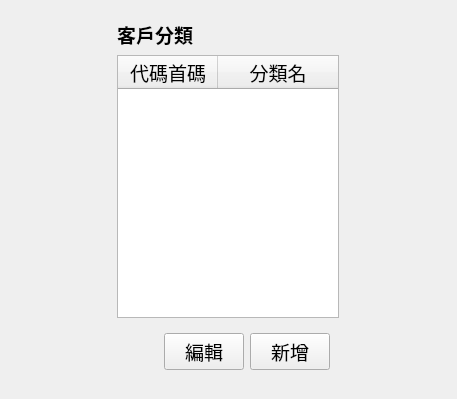
First picture: the form in src/AdbClient/StageManagerSetting/LayerCustomerSetting.ui, repository roger0816/Adb, before the edit.
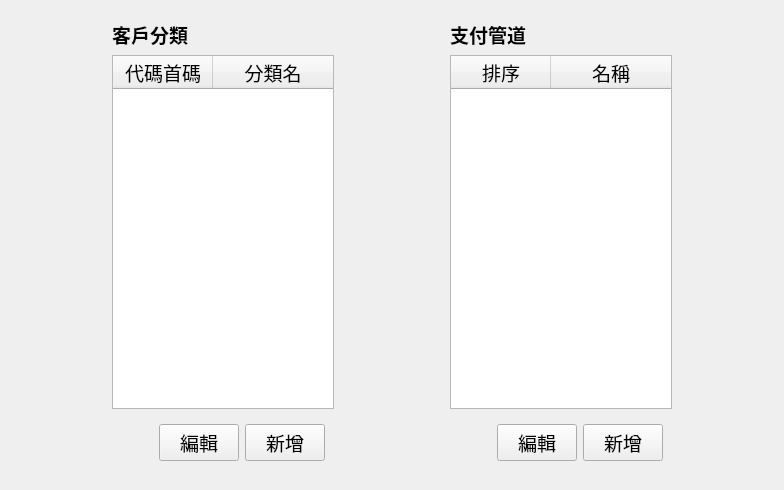
Second picture: the form after the edit.

Diff of the .ui file:
```diff
--- a/src/AdbClient/StageManagerSetting/LayerCustomerSetting.ui
+++ b/src/AdbClient/StageManagerSetting/LayerCustomerSetting.ui
@@ -6,8 +6,8 @@
    <rect>
     <x>0</x>
     <y>0</y>
-    <width>457</width>
-    <height>399</height>
+    <width>784</width>
+    <height>490</height>
    </rect>
   </property>
   <property name="windowTitle">
@@ -109,6 +109,101 @@
      </layout>
     </widget>
    </item>
+   <item row="0" column="1">
+    <widget class="QWidget" name="widget_3" native="true">
+     <property name="minimumSize">
+      <size>
+       <width>240</width>
+       <height>0</height>
+      </size>
+     </property>
+     <property name="maximumSize">
+      <size>
+       <width>240</width>
+       <height>16777215</height>
+      </size>
+     </property>
+     <property name="font">
+      <font>
+       <pointsize>14</pointsize>
+      </font>
+     </property>
+     <layout class="QGridLayout" name="gridLayout_4">
+      <item row="2" column="0">
+       <widget class="QWidget" name="widget_4" native="true">
+        <layout class="QHBoxLayout" name="horizontalLayout_2">
+         <item>
+          <spacer name="horizontalSpacer_2">
+           <property name="orientation">
+            <enum>Qt::Horizontal</enum>
+           </property>
+           <property name="sizeHint" stdset="0">
+            <size>
+             <width>40</width>
+             <height>20</height>
+            </size>
+           </property>
+          </spacer>
+         </item>
+         <item>
+          <widget class="QPushButton" name="btnDebitEdit">
+           <property name="text">
+            <string>編輯</string>
+           </property>
+          </widget>
+         </item>
+         <item>
+          <widget class="QPushButton" name="btnDebitAdd">
+           <property name="text">
+            <string>新增</string>
+           </property>
+          </widget>
+         </item>
+        </layout>
+       </widget>
+      </item>
+      <item row="1" column="0">
+       <widget class="QTableWidget" name="tbDebit">
+        <property name="editTriggers">
+         <set>QAbstractItemView::NoEditTriggers</set>
+        </property>
+        <property name="selectionBehavior">
+         <enum>QAbstractItemView::SelectRows</enum>
+        </property>
+        <attribute name="horizontalHeaderStretchLastSection">
+         <bool>true</bool>
+        </attribute>
+        <attribute name="verticalHeaderVisible">
+         <bool>false</bool>
+        </attribute>
+        <column>
+         <property name="text">
+          <string>排序</string>
+         </property>
+        </column>
+        <column>
+         <property name="text">
+          <string>名稱</string>
+         </property>
+        </column>
+       </widget>
+      </item>
+      <item row="0" column="0">
+       <widget class="QLabel" name="label_2">
+        <property name="font">
+         <font>
+          <pointsize>14</pointsize>
+          <bold>true</bold>
+         </font>
+        </property>
+        <property name="text">
+         <string>支付管道</string>
+        </property>
+       </widget>
+      </item>
+     </layout>
+    </widget>
+   </item>
   </layout>
  </widget>
  <resources/>
```
